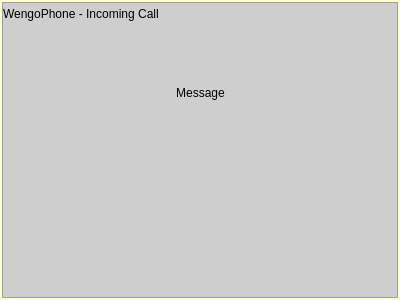
Qt form wengophone/src/presentation/qt/toaster/QtCallToaster.ui (tkrotoff/WengoPhone) before a commit.
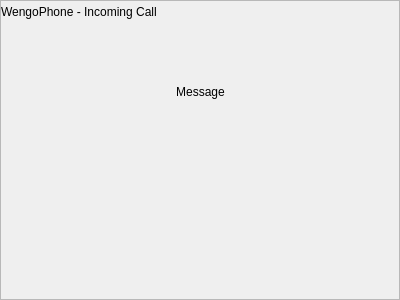
The same form after that commit. Icons and pictures are not drawn. Custom widgets are drawn as their Qt base class.

Commit message: New toaster design

Patch:
```diff
--- a/wengophone/src/presentation/qt/toaster/QtCallToaster.ui
+++ b/wengophone/src/presentation/qt/toaster/QtCallToaster.ui
@@ -12,551 +12,15 @@
     <height>300</height>
    </rect>
   </property>
-  <property name="palette" >
-   <palette>
-    <active>
-     <color>
-      <red>0</red>
-      <green>0</green>
-      <blue>0</blue>
-     </color>
-     <color>
-      <red>212</red>
-      <green>208</green>
-      <blue>200</blue>
-     </color>
-     <color>
-      <red>255</red>
-      <green>255</green>
-      <blue>255</blue>
-     </color>
-     <color>
-      <red>234</red>
-      <green>229</green>
-      <blue>220</blue>
-     </color>
-     <color>
-      <red>128</red>
-      <green>128</green>
-      <blue>128</blue>
-     </color>
-     <color>
-      <red>141</red>
-      <green>139</green>
-      <blue>133</blue>
-     </color>
-     <color>
-      <red>0</red>
-      <green>0</green>
-      <blue>0</blue>
-     </color>
-     <color>
-      <red>255</red>
-      <green>255</green>
-      <blue>255</blue>
-     </color>
-     <color>
-      <red>0</red>
-      <green>0</green>
-      <blue>0</blue>
-     </color>
-     <color>
-      <red>255</red>
-      <green>255</green>
-      <blue>255</blue>
-     </color>
-     <color>
-      <red>255</red>
-      <green>255</green>
-      <blue>210</blue>
-     </color>
-     <color>
-      <red>64</red>
-      <green>64</green>
-      <blue>64</blue>
-     </color>
-     <color>
-      <red>10</red>
-      <green>36</green>
-      <blue>106</blue>
-     </color>
-     <color>
-      <red>255</red>
-      <green>255</green>
-      <blue>255</blue>
-     </color>
-     <color>
-      <red>0</red>
-      <green>0</green>
-      <blue>255</blue>
-     </color>
-     <color>
-      <red>255</red>
-      <green>0</green>
-      <blue>255</blue>
-     </color>
-     <color>
-      <red>232</red>
-      <green>232</green>
-      <blue>232</blue>
-     </color>
-    </active>
-    <inactive>
-     <color>
-      <red>0</red>
-      <green>0</green>
-      <blue>0</blue>
-     </color>
-     <color>
-      <red>212</red>
-      <green>208</green>
-      <blue>200</blue>
-     </color>
-     <color>
-      <red>255</red>
-      <green>255</green>
-      <blue>255</blue>
-     </color>
-     <color>
-      <red>234</red>
-      <green>229</green>
-      <blue>220</blue>
-     </color>
-     <color>
-      <red>128</red>
-      <green>128</green>
-      <blue>128</blue>
-     </color>
-     <color>
-      <red>141</red>
-      <green>139</green>
-      <blue>133</blue>
-     </color>
-     <color>
-      <red>0</red>
-      <green>0</green>
-      <blue>0</blue>
-     </color>
-     <color>
-      <red>255</red>
-      <green>255</green>
-      <blue>255</blue>
-     </color>
-     <color>
-      <red>0</red>
-      <green>0</green>
-      <blue>0</blue>
-     </color>
-     <color>
-      <red>255</red>
-      <green>255</green>
-      <blue>255</blue>
-     </color>
-     <color>
-      <red>255</red>
-      <green>255</green>
-      <blue>210</blue>
-     </color>
-     <color>
-      <red>64</red>
-      <green>64</green>
-      <blue>64</blue>
-     </color>
-     <color>
-      <red>212</red>
-      <green>208</green>
-      <blue>200</blue>
-     </color>
-     <color>
-      <red>0</red>
-      <green>0</green>
-      <blue>0</blue>
-     </color>
-     <color>
-      <red>0</red>
-      <green>0</green>
-      <blue>255</blue>
-     </color>
-     <color>
-      <red>255</red>
-      <green>0</green>
-      <blue>255</blue>
-     </color>
-     <color>
-      <red>232</red>
-      <green>232</green>
-      <blue>232</blue>
-     </color>
-    </inactive>
-    <disabled>
-     <color>
-      <red>106</red>
-      <green>104</green>
-      <blue>100</blue>
-     </color>
-     <color>
-      <red>212</red>
-      <green>208</green>
-      <blue>200</blue>
-     </color>
-     <color>
-      <red>255</red>
-      <green>255</green>
-      <blue>255</blue>
-     </color>
-     <color>
-      <red>233</red>
-      <green>231</green>
-      <blue>227</blue>
-     </color>
-     <color>
-      <red>128</red>
-      <green>128</green>
-      <blue>128</blue>
-     </color>
-     <color>
-      <red>141</red>
-      <green>139</green>
-      <blue>133</blue>
-     </color>
-     <color>
-      <red>106</red>
-      <green>104</green>
-      <blue>100</blue>
-     </color>
-     <color>
-      <red>255</red>
-      <green>255</green>
-      <blue>255</blue>
-     </color>
-     <color>
-      <red>106</red>
-      <green>104</green>
-      <blue>100</blue>
-     </color>
-     <color>
-      <red>255</red>
-      <green>255</green>
-      <blue>210</blue>
-     </color>
-     <color>
-      <red>255</red>
-      <green>255</green>
-      <blue>210</blue>
-     </color>
-     <color>
-      <red>0</red>
-      <green>0</green>
-      <blue>0</blue>
-     </color>
-     <color>
-      <red>10</red>
-      <green>36</green>
-      <blue>106</blue>
-     </color>
-     <color>
-      <red>255</red>
-      <green>255</green>
-      <blue>255</blue>
-     </color>
-     <color>
-      <red>0</red>
-      <green>0</green>
-      <blue>255</blue>
-     </color>
-     <color>
-      <red>255</red>
-      <green>0</green>
-      <blue>255</blue>
-     </color>
-     <color>
-      <red>232</red>
-      <green>232</green>
-      <blue>232</blue>
-     </color>
-    </disabled>
-   </palette>
-  </property>
-  <property name="autoFillBackground" >
-   <bool>true</bool>
-  </property>
   <layout class="QGridLayout" >
    <property name="margin" >
-    <number>2</number>
+    <number>0</number>
    </property>
    <property name="spacing" >
     <number>0</number>
    </property>
    <item row="0" column="0" >
     <widget class="QFrame" name="windowFrame" >
-     <property name="palette" >
-      <palette>
-       <active>
-        <color>
-         <red>0</red>
-         <green>0</green>
-         <blue>0</blue>
-        </color>
-        <color>
-         <red>212</red>
-         <green>208</green>
-         <blue>200</blue>
-        </color>
-        <color>
-         <red>255</red>
-         <green>255</green>
-         <blue>255</blue>
-        </color>
-        <color>
-         <red>234</red>
-         <green>229</green>
-         <blue>220</blue>
-        </color>
-        <color>
-         <red>128</red>
-         <green>128</green>
-         <blue>128</blue>
-        </color>
-        <color>
-         <red>141</red>
-         <green>139</green>
-         <blue>133</blue>
-        </color>
-        <color>
-         <red>0</red>
-         <green>0</green>
-         <blue>0</blue>
-        </color>
-        <color>
-         <red>255</red>
-         <green>255</green>
-         <blue>255</blue>
-        </color>
-        <color>
-         <red>0</red>
-         <green>0</green>
-         <blue>0</blue>
-        </color>
-        <color>
-         <red>255</red>
-         <green>255</green>
-         <blue>255</blue>
-        </color>
-        <color>
-         <red>206</red>
-         <green>206</green>
-         <blue>206</blue>
-        </color>
-        <color>
-         <red>64</red>
-         <green>64</green>
-         <blue>64</blue>
-        </color>
-        <color>
-         <red>10</red>
-         <green>36</green>
-         <blue>106</blue>
-        </color>
-        <color>
-         <red>255</red>
-         <green>255</green>
-         <blue>255</blue>
-        </color>
-        <color>
-         <red>0</red>
-         <green>0</green>
-         <blue>255</blue>
-        </color>
-        <color>
-         <red>255</red>
-         <green>0</green>
-         <blue>255</blue>
-        </color>
-        <color>
-         <red>232</red>
-         <green>232</green>
-         <blue>232</blue>
-        </color>
-       </active>
-       <inactive>
-        <color>
-         <red>0</red>
-         <green>0</green>
-         <blue>0</blue>
-        </color>
-        <color>
-         <red>212</red>
-         <green>208</green>
-         <blue>200</blue>
-        </color>
-        <color>
-         <red>255</red>
-         <green>255</green>
-         <blue>255</blue>
-        </color>
-        <color>
-         <red>234</red>
-         <green>229</green>
-         <blue>220</blue>
-        </color>
-        <color>
-         <red>128</red>
-         <green>128</green>
-         <blue>128</blue>
-        </color>
-        <color>
-         <red>141</red>
-         <green>139</green>
-         <blue>133</blue>
-        </color>
-        <color>
-         <red>0</red>
-         <green>0</green>
-         <blue>0</blue>
-        </color>
-        <color>
-         <red>255</red>
-         <green>255</green>
-         <blue>255</blue>
-        </color>
-        <color>
-         <red>0</red>
-         <green>0</green>
-         <blue>0</blue>
-        </color>
-        <color>
-         <red>255</red>
-         <green>255</green>
-         <blue>255</blue>
-        </color>
-        <color>
-         <red>206</red>
-         <green>206</green>
-         <blue>206</blue>
-        </color>
-        <color>
-         <red>64</red>
-         <green>64</green>
-         <blue>64</blue>
-        </color>
-        <color>
-         <red>212</red>
-         <green>208</green>
-         <blue>200</blue>
-        </color>
-        <color>
-         <red>0</red>
-         <green>0</green>
-         <blue>0</blue>
-        </color>
-        <color>
-         <red>0</red>
-         <green>0</green>
-         <blue>255</blue>
-        </color>
-        <color>
-         <red>255</red>
-         <green>0</green>
-         <blue>255</blue>
-        </color>
-        <color>
-         <red>232</red>
-         <green>232</green>
-         <blue>232</blue>
-        </color>
-       </inactive>
-       <disabled>
-        <color>
-         <red>106</red>
-         <green>104</green>
-         <blue>100</blue>
-        </color>
-        <color>
-         <red>212</red>
-         <green>208</green>
-         <blue>200</blue>
-        </color>
-        <color>
-         <red>255</red>
-         <green>255</green>
-         <blue>255</blue>
-        </color>
-        <color>
-         <red>233</red>
-         <green>231</green>
-         <blue>227</blue>
-        </color>
-        <color>
-         <red>128</red>
-         <green>128</green>
-         <blue>128</blue>
-        </color>
-        <color>
-         <red>141</red>
-         <green>139</green>
-         <blue>133</blue>
-        </color>
-        <color>
-         <red>106</red>
-         <green>104</green>
-         <blue>100</blue>
-        </color>
-        <color>
-         <red>255</red>
-         <green>255</green>
-         <blue>255</blue>
-        </color>
-        <color>
-         <red>106</red>
-         <green>104</green>
-         <blue>100</blue>
-        </color>
-        <color>
-         <red>206</red>
-         <green>206</green>
-         <blue>206</blue>
-        </color>
-        <color>
-         <red>206</red>
-         <green>206</green>
-         <blue>206</blue>
-        </color>
-        <color>
-         <red>0</red>
-         <green>0</green>
-         <blue>0</blue>
-        </color>
-        <color>
-         <red>10</red>
-         <green>36</green>
-         <blue>106</blue>
-        </color>
-        <color>
-         <red>255</red>
-         <green>255</green>
-         <blue>255</blue>
-        </color>
-        <color>
-         <red>0</red>
-         <green>0</green>
-         <blue>255</blue>
-        </color>
-        <color>
-         <red>255</red>
-         <green>0</green>
-         <blue>255</blue>
-        </color>
-        <color>
-         <red>232</red>
-         <green>232</green>
-         <blue>232</blue>
-        </color>
-       </disabled>
-      </palette>
-     </property>
-     <property name="autoFillBackground" >
-      <bool>true</bool>
-     </property>
      <property name="frameShape" >
       <enum>QFrame::StyledPanel</enum>
      </property>
```
The commit also changes 7 other files.
